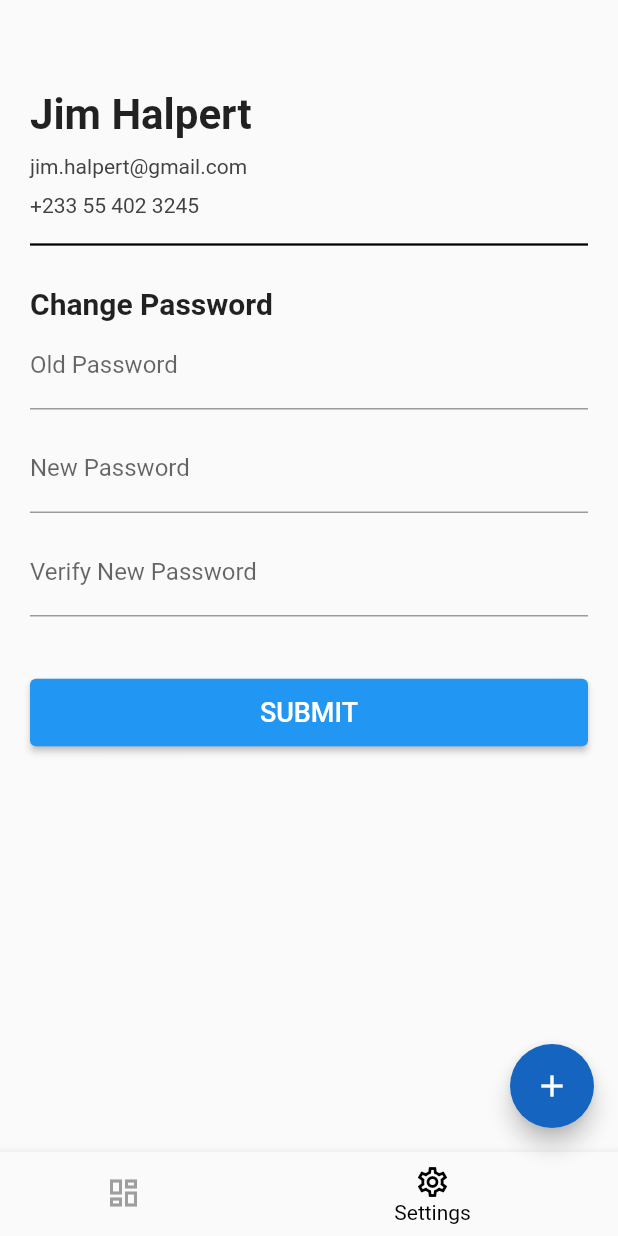
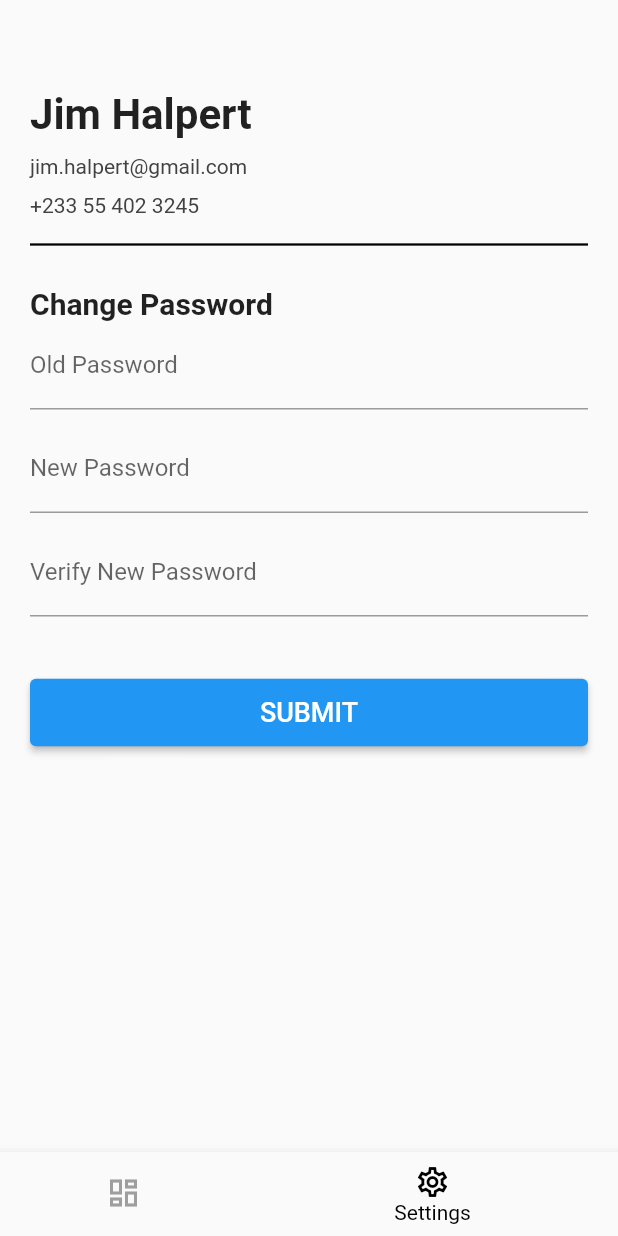
Before and after one commit to tyirenkyi/angiovio, a Flutter app: the Home screen opened by its route, item 2 of the bottom bar chosen, on a phone screen of 412 x 824 dp. Run offline on Flutter 3.47's test engine with Material 2 defaults, Android fonts, the phone set to English and light mode, and no system bars.

Commit message:
Hide FAB at settings screen

```diff
--- a/lib/views/Home.dart
+++ b/lib/views/Home.dart
@@ -140,11 +140,11 @@ class _HomeState extends State<Home> {
           selectedItemColor: Theme.of(context).accentColor,
           onTap: _onTabItemTapped,
         ),
-        floatingActionButton: FloatingActionButton(
+        floatingActionButton: routeIndex == 0 ?FloatingActionButton(
           child: Icon(Icons.add),
           onPressed: _showAddDrug,
           backgroundColor: Color.fromRGBO(21, 101, 192, 1),
-        ),
+        ) : null,
       ),
     );
   }
```
